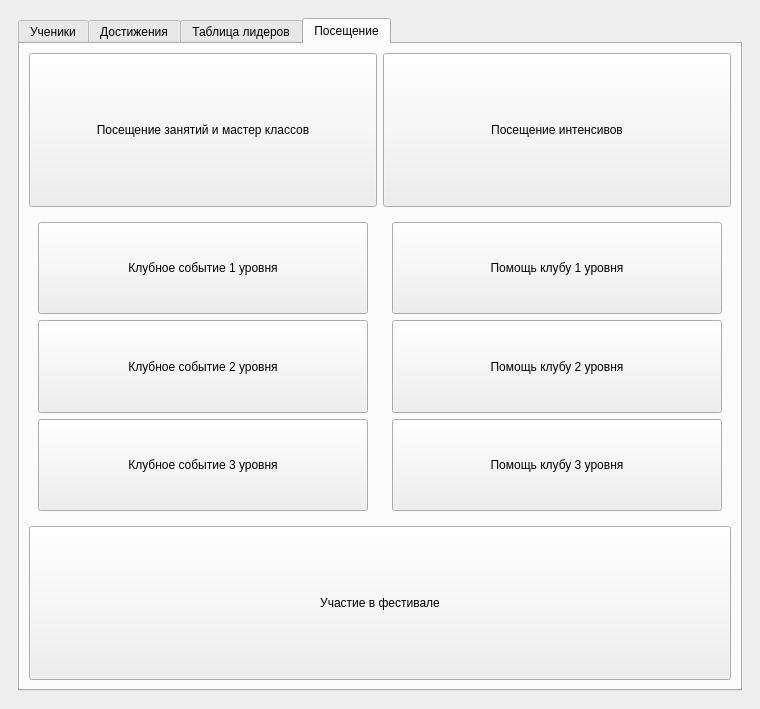
The window that main_ui_proba.ui (Dimarom4/SmartQube) describes before a commit, drawn with Qt 5.
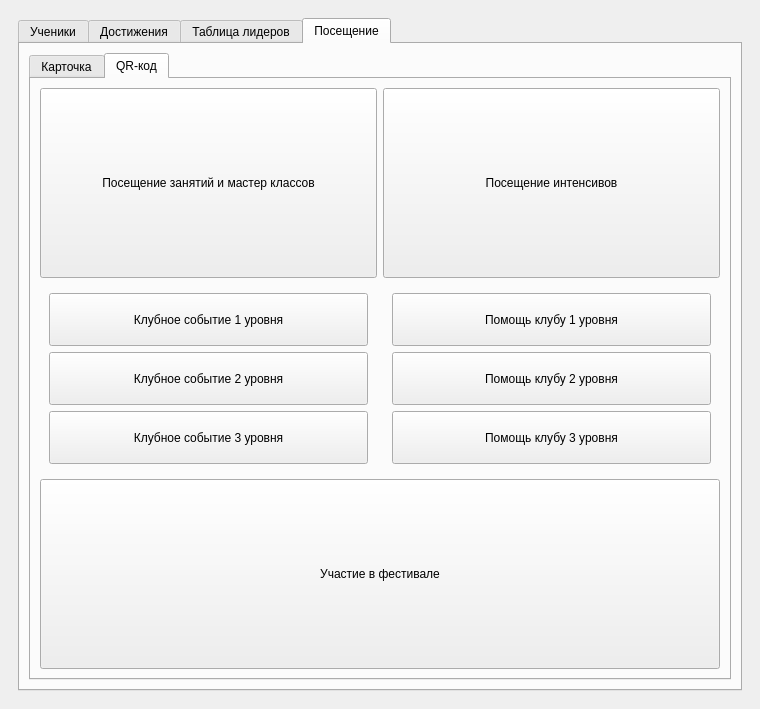
The same window after the commit. The open tabs and pages were chosen to show the change. Icons and pictures are not drawn.

Commit message: changed type to str

The edit to the form file:
```diff
--- a/main_ui_proba.ui
+++ b/main_ui_proba.ui
@@ -744,21 +744,21 @@
             <string>Посещение</string>
            </attribute>
            <layout class="QGridLayout" name="gridLayout_5">
-            <item row="0" column="1">
-             <widget class="QPushButton" name="pushButton_intensiv">
-              <property name="sizePolicy">
-               <sizepolicy hsizetype="Preferred" vsizetype="Preferred">
-                <horstretch>0</horstretch>
-                <verstretch>0</verstretch>
-               </sizepolicy>
-              </property>
-              <property name="text">
-               <string>Посещение интенсивов</string>
-              </property>
-             </widget>
-            </item>
             <item row="0" column="0">
-             <widget class="QPushButton" name="pushButton_lesson">
+             <widget class="QTabWidget" name="tabWidget_2">
+              <property name="currentIndex">
+               <number>1</number>
+              </property>
+              <widget class="QWidget" name="tab">
+               <attribute name="title">
+                <string>Карточка</string>
+               </attribute>
+               <layout class="QGridLayout" name="gridLayout">
+                <item row="1" column="1">
+                 <widget class="QWidget" name="widget_3" native="true">
+                  <layout class="QVBoxLayout" name="verticalLayout_3">
+                   <item>
+                    <widget class="QPushButton" name="pushButton_help_1">
               <property name="sizePolicy">
                <sizepolicy hsizetype="Preferred" vsizetype="Preferred">
                 <horstretch>0</horstretch>
@@ -770,7 +770,36 @@
               </property>
              </widget>
             </item>
-            <item row="1" column="0" rowspan="2">
+                   <item>
+                    <widget class="QPushButton" name="pushButton_help_2">
+                     <property name="sizePolicy">
+                      <sizepolicy hsizetype="Preferred" vsizetype="Preferred">
+                       <horstretch>0</horstretch>
+                       <verstretch>0</verstretch>
+                      </sizepolicy>
+                     </property>
+                     <property name="text">
+                      <string>Помощь клубу 2 уровня</string>
+                     </property>
+                    </widget>
+                   </item>
+                   <item>
+                    <widget class="QPushButton" name="pushButton_help_3">
+                     <property name="sizePolicy">
+                      <sizepolicy hsizetype="Preferred" vsizetype="Preferred">
+                       <horstretch>0</horstretch>
+                       <verstretch>0</verstretch>
+                      </sizepolicy>
+                     </property>
+                     <property name="text">
+                      <string>Помощь клубу 3 уровня</string>
+                     </property>
+                    </widget>
+                   </item>
+                  </layout>
+                 </widget>
+                </item>
+                <item row="1" column="0">
              <widget class="QWidget" name="widget_2" native="true">
               <layout class="QVBoxLayout" name="verticalLayout">
                <item>
@@ -815,11 +844,8 @@
               </layout>
              </widget>
             </item>
-            <item row="1" column="1" rowspan="2">
-             <widget class="QWidget" name="widget_3" native="true">
-              <layout class="QVBoxLayout" name="verticalLayout_3">
-               <item>
-                <widget class="QPushButton" name="pushButton_help_1">
+                <item row="0" column="0">
+                 <widget class="QPushButton" name="pushButton_lesson">
                  <property name="sizePolicy">
                   <sizepolicy hsizetype="Preferred" vsizetype="Preferred">
                    <horstretch>0</horstretch>
@@ -831,8 +857,8 @@
                  </property>
                 </widget>
                </item>
-               <item>
-                <widget class="QPushButton" name="pushButton_help_2">
+                <item row="0" column="1">
+                 <widget class="QPushButton" name="pushButton_intensiv">
                  <property name="sizePolicy">
                   <sizepolicy hsizetype="Preferred" vsizetype="Preferred">
                    <horstretch>0</horstretch>
@@ -844,23 +870,7 @@
                  </property>
                 </widget>
                </item>
-               <item>
-                <widget class="QPushButton" name="pushButton_help_3">
-                 <property name="sizePolicy">
-                  <sizepolicy hsizetype="Preferred" vsizetype="Preferred">
-                   <horstretch>0</horstretch>
-                   <verstretch>0</verstretch>
-                  </sizepolicy>
-                 </property>
-                 <property name="text">
-                  <string>Помощь клубу 3 уровня</string>
-                 </property>
-                </widget>
-               </item>
-              </layout>
-             </widget>
-            </item>
-            <item row="6" column="0" colspan="2">
+                <item row="2" column="0" colspan="2">
              <widget class="QPushButton" name="pushButton_festival">
               <property name="sizePolicy">
                <sizepolicy hsizetype="Preferred" vsizetype="Preferred">
@@ -871,6 +881,146 @@
               <property name="text">
                <string>Участие в фестивале</string>
               </property>
+                 </widget>
+                </item>
+               </layout>
+              </widget>
+              <widget class="QWidget" name="tab_2">
+               <attribute name="title">
+                <string>QR-код</string>
+               </attribute>
+               <layout class="QGridLayout" name="gridLayout_8">
+                <item row="1" column="0">
+                 <widget class="QWidget" name="widget_4" native="true">
+                  <layout class="QGridLayout" name="gridLayout_9">
+                   <item row="1" column="0">
+                    <widget class="QPushButton" name="pushButton_3">
+                     <property name="sizePolicy">
+                      <sizepolicy hsizetype="Preferred" vsizetype="Preferred">
+                       <horstretch>0</horstretch>
+                       <verstretch>0</verstretch>
+                      </sizepolicy>
+                     </property>
+                     <property name="text">
+                      <string>Клубное событие 2 уровня</string>
+                     </property>
+                    </widget>
+                   </item>
+                   <item row="0" column="0">
+                    <widget class="QPushButton" name="pushButton_5">
+                     <property name="sizePolicy">
+                      <sizepolicy hsizetype="Preferred" vsizetype="Preferred">
+                       <horstretch>0</horstretch>
+                       <verstretch>0</verstretch>
+                      </sizepolicy>
+                     </property>
+                     <property name="text">
+                      <string>Клубное событие 1 уровня</string>
+                     </property>
+                    </widget>
+                   </item>
+                   <item row="2" column="0">
+                    <widget class="QPushButton" name="pushButton_6">
+                     <property name="sizePolicy">
+                      <sizepolicy hsizetype="Preferred" vsizetype="Preferred">
+                       <horstretch>0</horstretch>
+                       <verstretch>0</verstretch>
+                      </sizepolicy>
+                     </property>
+                     <property name="text">
+                      <string>Клубное событие 3 уровня</string>
+                     </property>
+                    </widget>
+                   </item>
+                  </layout>
+                 </widget>
+                </item>
+                <item row="1" column="1">
+                 <widget class="QWidget" name="widget_5" native="true">
+                  <layout class="QGridLayout" name="gridLayout_10">
+                   <item row="0" column="0">
+                    <widget class="QPushButton" name="pushButton_4">
+                     <property name="sizePolicy">
+                      <sizepolicy hsizetype="Preferred" vsizetype="Preferred">
+                       <horstretch>0</horstretch>
+                       <verstretch>0</verstretch>
+                      </sizepolicy>
+                     </property>
+                     <property name="text">
+                      <string>Помощь клубу 1 уровня</string>
+                     </property>
+                    </widget>
+                   </item>
+                   <item row="2" column="0">
+                    <widget class="QPushButton" name="pushButton_7">
+                     <property name="sizePolicy">
+                      <sizepolicy hsizetype="Preferred" vsizetype="Preferred">
+                       <horstretch>0</horstretch>
+                       <verstretch>0</verstretch>
+                      </sizepolicy>
+                     </property>
+                     <property name="text">
+                      <string>Помощь клубу 3 уровня</string>
+                     </property>
+                    </widget>
+                   </item>
+                   <item row="1" column="0">
+                    <widget class="QPushButton" name="pushButton_8">
+                     <property name="sizePolicy">
+                      <sizepolicy hsizetype="Preferred" vsizetype="Preferred">
+                       <horstretch>0</horstretch>
+                       <verstretch>0</verstretch>
+                      </sizepolicy>
+                     </property>
+                     <property name="text">
+                      <string>Помощь клубу 2 уровня</string>
+                     </property>
+                    </widget>
+                   </item>
+                  </layout>
+                 </widget>
+                </item>
+                <item row="0" column="0">
+                 <widget class="QPushButton" name="pushButton">
+                  <property name="sizePolicy">
+                   <sizepolicy hsizetype="Preferred" vsizetype="Preferred">
+                    <horstretch>0</horstretch>
+                    <verstretch>0</verstretch>
+                   </sizepolicy>
+                  </property>
+                  <property name="text">
+                   <string>Посещение занятий и мастер классов</string>
+                  </property>
+                 </widget>
+                </item>
+                <item row="0" column="1">
+                 <widget class="QPushButton" name="pushButton_2">
+                  <property name="sizePolicy">
+                   <sizepolicy hsizetype="Preferred" vsizetype="Preferred">
+                    <horstretch>0</horstretch>
+                    <verstretch>0</verstretch>
+                   </sizepolicy>
+                  </property>
+                  <property name="text">
+                   <string>Посещение интенсивов</string>
+                  </property>
+                 </widget>
+                </item>
+                <item row="2" column="0" colspan="2">
+                 <widget class="QPushButton" name="pushButton_9">
+                  <property name="sizePolicy">
+                   <sizepolicy hsizetype="Minimum" vsizetype="Preferred">
+                    <horstretch>0</horstretch>
+                    <verstretch>0</verstretch>
+                   </sizepolicy>
+                  </property>
+                  <property name="text">
+                   <string>Участие в фестивале</string>
+                  </property>
+                 </widget>
+                </item>
+               </layout>
+              </widget>
              </widget>
             </item>
            </layout>
```
Left out of the diff: 10 changed lines with no effect on the pictures. Lines whose indentation alone changed are shown as unchanged. The commit also changes 2 other files.
